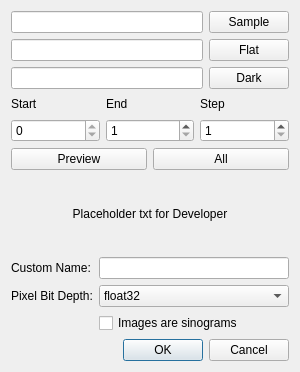
mantidproject/mantidimaging, file mantidimaging/gui/ui/load_dialog.ui: the form before one commit.
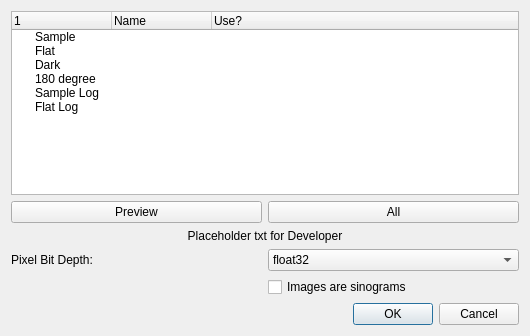
The form after the commit.

What changed in the file:
```diff
--- a/mantidimaging/gui/ui/load_dialog.ui
+++ b/mantidimaging/gui/ui/load_dialog.ui
@@ -6,8 +6,8 @@
    <rect>
     <x>0</x>
     <y>0</y>
-    <width>300</width>
-    <height>372</height>
+    <width>530</width>
+    <height>336</height>
    </rect>
   </property>
   <property name="windowTitle">
@@ -15,154 +15,92 @@
   </property>
   <layout class="QVBoxLayout" name="verticalLayout">
    <item>
-    <layout class="QVBoxLayout" name="data_fields_layout">
+    <widget class="QTreeWidget" name="tree">
+     <column>
+      <property name="text">
+       <string/>
+      </property>
+     </column>
+     <column>
+      <property name="text">
+       <string>Name</string>
+      </property>
+     </column>
+     <column>
+      <property name="text">
+       <string>Use?</string>
+      </property>
+     </column>
      <item>
-      <layout class="QHBoxLayout" name="sampleLayout">
-       <item>
-        <widget class="QLineEdit" name="sample_path"/>
-       </item>
-       <item>
-        <widget class="QPushButton" name="sample_button">
-         <property name="text">
-          <string>Sample</string>
-         </property>
-        </widget>
-       </item>
-      </layout>
+      <property name="text">
+       <string>Sample</string>
+      </property>
+      <property name="text">
+       <string/>
+      </property>
+      <property name="text">
+       <string/>
+      </property>
      </item>
      <item>
-      <widget class="QWidget" name="flat_widget" native="true">
-       <layout class="QHBoxLayout" name="flatLayout">
-        <property name="leftMargin">
-         <number>0</number>
-        </property>
-        <property name="topMargin">
-         <number>0</number>
-        </property>
-        <property name="rightMargin">
-         <number>0</number>
-        </property>
-        <property name="bottomMargin">
-         <number>0</number>
-        </property>
-        <item>
-         <widget class="QLineEdit" name="flat_path"/>
-        </item>
-        <item>
-         <widget class="QPushButton" name="flat_button">
-          <property name="text">
-           <string>Flat</string>
-          </property>
-         </widget>
-        </item>
-       </layout>
-      </widget>
+      <property name="text">
+       <string>Flat</string>
+      </property>
+      <property name="text">
+       <string/>
+      </property>
+      <property name="text">
+       <string/>
+      </property>
      </item>
      <item>
-      <widget class="QWidget" name="dark_widget" native="true">
-       <layout class="QHBoxLayout" name="darkLayout">
-        <property name="leftMargin">
-         <number>0</number>
-        </property>
-        <property name="topMargin">
-         <number>0</number>
-        </property>
-        <property name="rightMargin">
-         <number>0</number>
-        </property>
-        <property name="bottomMargin">
-         <number>0</number>
-        </property>
-        <item>
-         <widget class="QLineEdit" name="dark_path"/>
-        </item>
-        <item>
-         <widget class="QPushButton" name="dark_button">
-          <property name="text">
-           <string>Dark</string>
-          </property>
-         </widget>
-        </item>
-       </layout>
-      </widget>
+      <property name="text">
+       <string>Dark</string>
+      </property>
+      <property name="text">
+       <string/>
+      </property>
+      <property name="text">
+       <string/>
+      </property>
      </item>
-    </layout>
+     <item>
+      <property name="text">
+       <string>180 degree</string>
+      </property>
+      <property name="text">
+       <string/>
+      </property>
+      <property name="text">
+       <string/>
+      </property>
+     </item>
+     <item>
+      <property name="text">
+       <string>Sample Log</string>
+      </property>
+      <property name="text">
+       <string/>
+      </property>
+      <property name="text">
+       <string/>
+      </property>
+     </item>
+     <item>
+      <property name="text">
+       <string>Flat Log</string>
+      </property>
+      <property name="text">
+       <string/>
+      </property>
+      <property name="text">
+       <string/>
+      </property>
+     </item>
+    </widget>
    </item>
    <item>
     <layout class="QVBoxLayout" name="verticalLayout_5">
-     <item>
-      <layout class="QHBoxLayout" name="horizontalLayout_2">
-       <item>
-        <layout class="QVBoxLayout" name="verticalLayout_2">
-         <item>
-          <widget class="QLabel" name="label">
-           <property name="text">
-            <string>Start</string>
-           </property>
-          </widget>
-         </item>
-         <item>
-          <widget class="QSpinBox" name="index_start">
-           <property name="sizePolicy">
-            <sizepolicy hsizetype="Minimum" vsizetype="Maximum">
-             <horstretch>0</horstretch>
-             <verstretch>0</verstretch>
-            </sizepolicy>
-           </property>
-           <property name="maximum">
-            <number>0</number>
-           </property>
-          </widget>
-         </item>
-        </layout>
-       </item>
-       <item>
-        <layout class="QVBoxLayout" name="verticalLayout_3">
-         <item>
-          <widget class="QLabel" name="label_2">
-           <property name="text">
-            <string>End</string>
-           </property>
-          </widget>
-         </item>
-         <item>
-          <widget class="QSpinBox" name="index_end">
-           <property name="minimum">
-            <number>1</number>
-           </property>
-           <property name="maximum">
-            <number>9999999</number>
-           </property>
-          </widget>
-         </item>
-        </layout>
-       </item>
-       <item>
-        <layout class="QVBoxLayout" name="verticalLayout_4">
-         <item>
-          <widget class="QLabel" name="label_3">
-           <property name="text">
-            <string>Step</string>
-           </property>
-          </widget>
-         </item>
-         <item>
-          <widget class="QSpinBox" name="index_step">
-           <property name="minimum">
-            <number>1</number>
-           </property>
-           <property name="maximum">
-            <number>9999999</number>
-           </property>
-           <property name="value">
-            <number>1</number>
-           </property>
-          </widget>
-         </item>
-        </layout>
-       </item>
-      </layout>
-     </item>
      <item>
       <layout class="QHBoxLayout" name="horizontalLayout_3">
        <item>
@@ -195,7 +133,7 @@
    </item>
    <item>
     <layout class="QGridLayout" name="gridLayout">
-     <item row="1" column="1">
+     <item row="0" column="1">
       <widget class="QComboBox" name="pixel_bit_depth">
        <property name="editable">
         <bool>false</bool>
@@ -215,34 +153,20 @@
        </item>
       </widget>
      </item>
-     <item row="1" column="0">
-      <widget class="QLabel" name="label_5">
-       <property name="text">
-        <string>Pixel Bit Depth:</string>
-       </property>
-      </widget>
-     </item>
-     <item row="0" column="0">
-      <widget class="QLabel" name="label_4">
-       <property name="text">
-        <string>Custom Name:</string>
-       </property>
-      </widget>
-     </item>
-     <item row="0" column="1">
-      <widget class="QLineEdit" name="stackName">
-       <property name="toolTip">
-        <string>&lt;html&gt;&lt;head/&gt;&lt;body&gt;&lt;p&gt;Set custom name that will be used as the stack's name. If not provided the folder name will be used.&lt;/p&gt;&lt;/body&gt;&lt;/html&gt;</string>
-       </property>
-      </widget>
-     </item>
-     <item row="2" column="1">
+     <item row="1" column="1">
       <widget class="QCheckBox" name="images_are_sinograms">
        <property name="text">
         <string>Images are sinograms</string>
        </property>
       </widget>
      </item>
+     <item row="0" column="0">
+      <widget class="QLabel" name="label_5">
+       <property name="text">
+        <string>Pixel Bit Depth:</string>
+       </property>
+      </widget>
+     </item>
     </layout>
    </item>
    <item>
```
